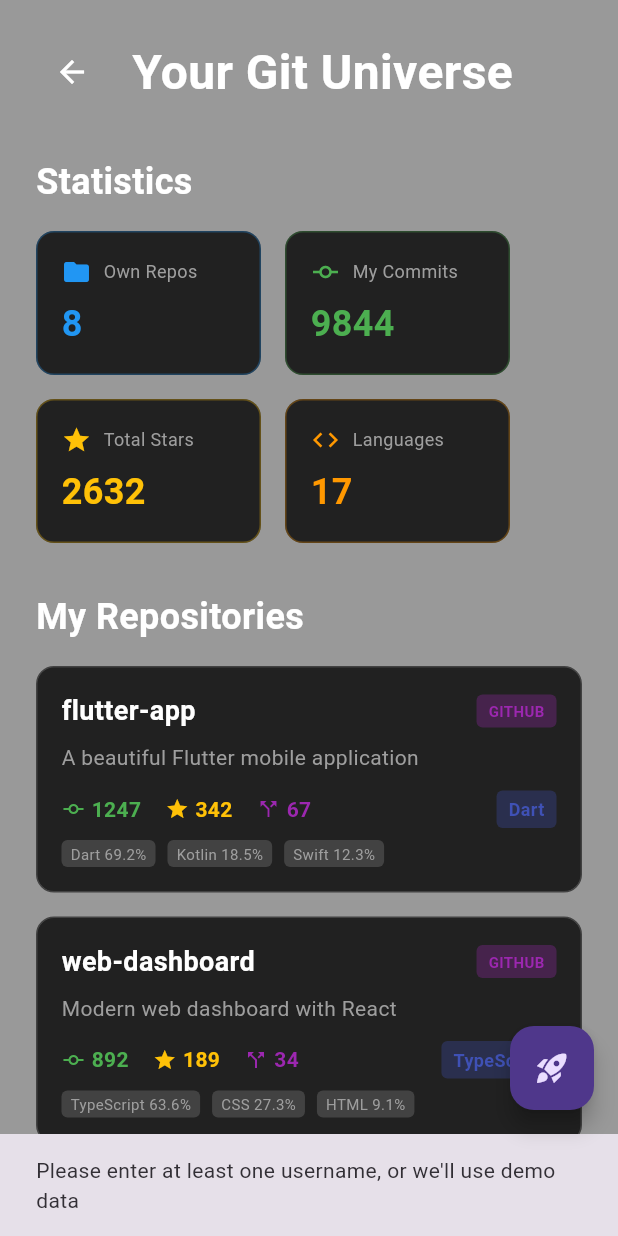
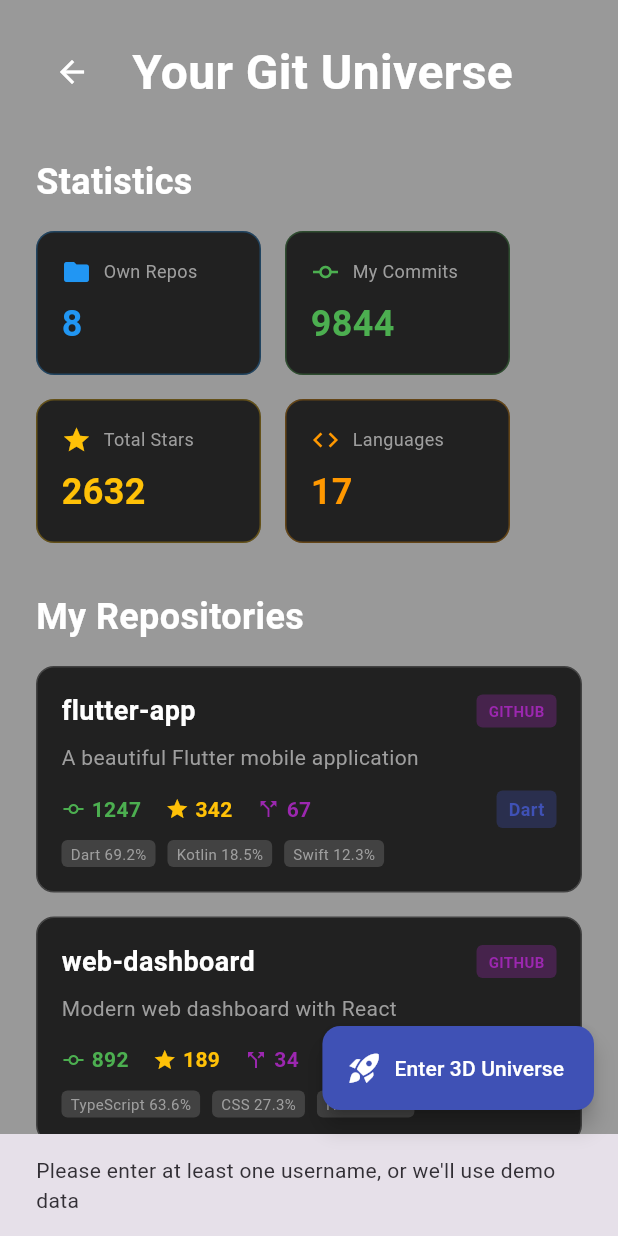
Before and after one commit to Mmorales87/repoverse, a Flutter app: the screen it shows after launch, after a tap on "GENERATE UNIVERSE", on a phone screen of 412 x 824 dp. Run offline on Flutter 3.47's test engine with Material 3 defaults, Android fonts, the phone set to English and light mode, and no system bars; our stand-ins replace flutter_dotenv; missing offline and left inert: dart:html, dart:js_interop; statements that could not run were skipped.

```diff
--- a/lib/engine/webgl_canvas.dart
+++ b/lib/engine/webgl_canvas.dart
@@ -42,8 +42,9 @@ class _WebGLCanvasState extends State<WebGLCanvas> {
     _canvas!.style.position = 'fixed';
     _canvas!.style.left = '0px';
     _canvas!.style.top = '0px';
-    _canvas!.style.pointerEvents = 'auto';
+    _canvas!.style.pointerEvents = 'auto'; // Canvas must receive mouse events for controls
     _canvas!.style.zIndex = '-999'; // Very low z-index to ensure it's behind everything
+    _canvas!.style.touchAction = 'none'; // Prevent default touch actions
     _canvas!.style.display = 'block'; // Ensure it's visible
     _canvas!.style.backgroundColor = 'transparent'; // Transparent background
     _canvas!.style.margin = '0';
--- a/lib/ui/screens/user_data_screen.dart
+++ b/lib/ui/screens/user_data_screen.dart
@@ -29,11 +29,14 @@ class UserDataScreen extends StatelessWidget {
             speed: 1.0,
             mouseInteraction: true,
             mouseRepulsion: true,
-            child: const SizedBox.shrink(), // Empty child, canvas is added to DOM
+            child:
+                const SizedBox.shrink(), // Empty child, canvas is added to DOM
           ),
           // Content on top
           Container(
-            color: Colors.black.withOpacity(0.4), // Subtle overlay for readability
+            color: Colors.black.withOpacity(
+              0.4,
+            ), // Subtle overlay for readability
             child: SafeArea(
               child: SingleChildScrollView(
                 padding: const EdgeInsets.all(24.0),
@@ -44,7 +47,10 @@ class UserDataScreen extends StatelessWidget {
                     Row(
                       children: [
                         IconButton(
-                    icon: const Icon(Icons.arrow_back, color: Colors.white),
+                          icon: const Icon(
+                            Icons.arrow_back,
+                            color: Colors.white,
+                          ),
                           onPressed: () => Navigator.of(context).pop(),
                         ),
                         const SizedBox(width: 16),
@@ -98,9 +104,14 @@ class UserDataScreen extends StatelessWidget {
           ),
         ],
       ),
-      floatingActionButton: FloatingActionButton(
+      floatingActionButton: FloatingActionButton.extended(
         onPressed: () => onEnterUniverse(),
-        child: const Icon(Icons.rocket_launch),
+        label: const Text('Enter 3D Universe'),
+        icon: const Icon(Icons.rocket_launch),
+        backgroundColor: Colors.indigo,
+        foregroundColor: Colors.white,
+
+        shape: RoundedRectangleBorder(borderRadius: BorderRadius.circular(12)),
       ),
     );
   }
@@ -159,7 +170,12 @@ class UserDataScreen extends StatelessWidget {
     );
   }
 
-  Widget _buildStatCard(String label, String value, IconData icon, Color color) {
+  Widget _buildStatCard(
+    String label,
+    String value,
+    IconData icon,
+    Color color,
+  ) {
     return Container(
       width: 150,
       padding: const EdgeInsets.all(16),
@@ -178,10 +194,7 @@ class UserDataScreen extends StatelessWidget {
               Expanded(
                 child: Text(
                   label,
-                  style: const TextStyle(
-                    color: Colors.grey,
-                    fontSize: 12,
-                  ),
+                  style: const TextStyle(color: Colors.grey, fontSize: 12),
                   overflow: TextOverflow.ellipsis,
                 ),
               ),
@@ -229,7 +242,8 @@ class UserDataScreen extends StatelessWidget {
               itemCount: ownRepos.length,
               shrinkWrap: true,
               physics: const NeverScrollableScrollPhysics(),
-              itemBuilder: (context, index) => _buildRepoCard(ownRepos[index], isFork: false),
+              itemBuilder: (context, index) =>
+                  _buildRepoCard(ownRepos[index], isFork: false),
             );
           },
         ),
@@ -261,7 +275,8 @@ class UserDataScreen extends StatelessWidget {
                 itemCount: forkRepos.length,
                 shrinkWrap: true,
                 physics: const NeverScrollableScrollPhysics(),
-                itemBuilder: (context, index) => _buildRepoCard(forkRepos[index], isFork: true),
+                itemBuilder: (context, index) =>
+                    _buildRepoCard(forkRepos[index], isFork: true),
               );
             },
           ),
@@ -301,7 +316,10 @@ class UserDataScreen extends StatelessWidget {
               ),
               if (isFork)
                 Container(
-                  padding: const EdgeInsets.symmetric(horizontal: 6, vertical: 2),
+                  padding: const EdgeInsets.symmetric(
+                    horizontal: 6,
+                    vertical: 2,
+                  ),
                   decoration: BoxDecoration(
                     color: Colors.grey[700],
                     borderRadius: BorderRadius.circular(4),
@@ -327,7 +345,9 @@ class UserDataScreen extends StatelessWidget {
                 child: Text(
                   repo.source.toUpperCase(),
                   style: TextStyle(
-                    color: repo.source == 'github' ? Colors.purple : Colors.blue,
+                    color: repo.source == 'github'
+                        ? Colors.purple
+                        : Colors.blue,
                     fontSize: 10,
                     fontWeight: FontWeight.bold,
                   ),
@@ -347,7 +367,11 @@ class UserDataScreen extends StatelessWidget {
           const SizedBox(height: 12),
           Row(
             children: [
-              _buildRepoStat(Icons.commit, '${repo.totalCommits}', Colors.green),
+              _buildRepoStat(
+                Icons.commit,
+                '${repo.totalCommits}',
+                Colors.green,
+              ),
               const SizedBox(width: 16),
               _buildRepoStat(Icons.star, '${repo.stars}', Colors.amber),
               const SizedBox(width: 16),
@@ -377,7 +401,10 @@ class UserDataScreen extends StatelessWidget {
               runSpacing: 4,
               children: langPercentages.entries.take(3).map((entry) {
                 return Container(
-                  padding: const EdgeInsets.symmetric(horizontal: 6, vertical: 2),
+                  padding: const EdgeInsets.symmetric(
+                    horizontal: 6,
+                    vertical: 2,
+                  ),
                   decoration: BoxDecoration(
                     color: Colors.grey[800],
                     borderRadius: BorderRadius.circular(4),
@@ -402,7 +429,11 @@ class UserDataScreen extends StatelessWidget {
         const SizedBox(width: 4),
         Text(
           value,
-          style: TextStyle(color: color, fontSize: 14, fontWeight: FontWeight.bold),
+          style: TextStyle(
+            color: color,
+            fontSize: 14,
+            fontWeight: FontWeight.bold,
+          ),
         ),
       ],
     );
```
Also changed, not shown: lib/ui/screens/universe_screen.dart (+16 -13 lines), lib/ui/widgets/hud_overlay.dart (+8 -2 lines). Lines whose indentation alone changed are shown as unchanged.
